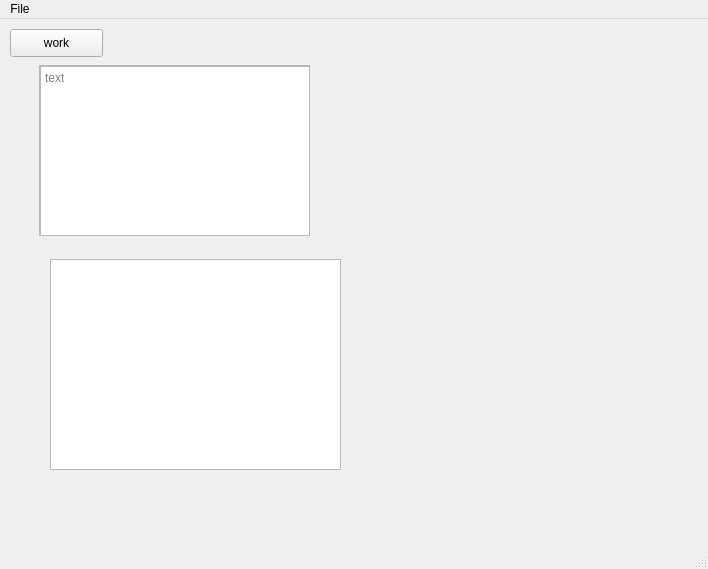
This is mainwindow.ui in 109spbu2sem/Project as Qt 5 draws it before an edit. The edited form follows.
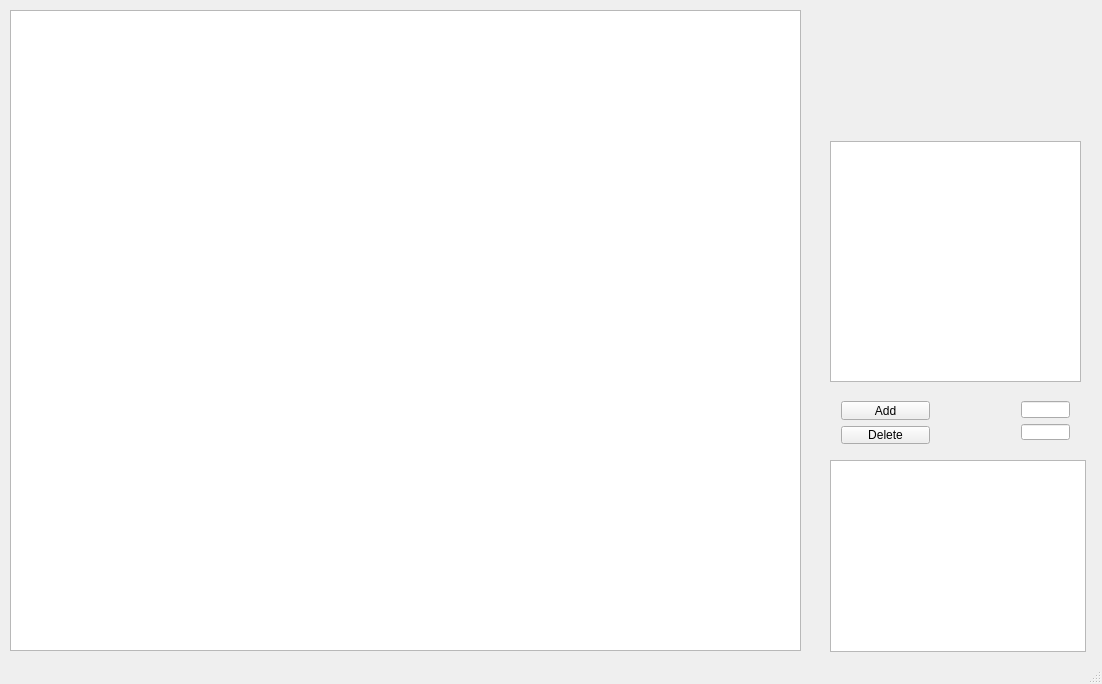
This is the edited form.

Commit message: create interface

```diff
--- a/mainwindow.ui
+++ b/mainwindow.ui
@@ -6,92 +6,129 @@
    <rect>
     <x>0</x>
     <y>0</y>
-    <width>708</width>
-    <height>569</height>
+    <width>1102</width>
+    <height>684</height>
    </rect>
   </property>
+  <property name="minimumSize">
+   <size>
+    <width>1102</width>
+    <height>684</height>
+   </size>
+  </property>
+  <property name="maximumSize">
+   <size>
+    <width>1102</width>
+    <height>684</height>
+   </size>
+  </property>
   <property name="windowTitle">
    <string>MainWindow</string>
   </property>
+  <property name="toolButtonStyle">
+   <enum>Qt::ToolButtonTextOnly</enum>
+  </property>
   <widget class="QWidget" name="centralWidget">
-   <widget class="QPushButton" name="pushButton">
+   <widget class="QTextBrowser" name="textBrowser">
     <property name="geometry">
      <rect>
       <x>10</x>
       <y>10</y>
-      <width>93</width>
-      <height>28</height>
+      <width>791</width>
+      <height>641</height>
      </rect>
     </property>
-    <property name="text">
-     <string>work</string>
+   </widget>
+   <widget class="QListView" name="objectsList">
+    <property name="geometry">
+     <rect>
+      <x>830</x>
+      <y>141</y>
+      <width>251</width>
+      <height>241</height>
+     </rect>
     </property>
    </widget>
-   <widget class="QScrollArea" name="scrollArea">
+   <widget class="QListView" name="propertiesList">
     <property name="geometry">
      <rect>
-      <x>39</x>
-      <y>46</y>
-      <width>271</width>
-      <height>171</height>
+      <x>830</x>
+      <y>460</y>
+      <width>256</width>
+      <height>192</height>
      </rect>
     </property>
-    <property name="widgetResizable">
-     <bool>true</bool>
+   </widget>
+   <widget class="QWidget" name="">
+    <property name="geometry">
+     <rect>
+      <x>830</x>
+      <y>390</y>
+      <width>111</width>
+      <height>65</height>
+     </rect>
     </property>
-    <widget class="QWidget" name="scrollAreaWidgetContents">
-     <property name="geometry">
-      <rect>
-       <x>0</x>
-       <y>0</y>
-       <width>269</width>
-       <height>169</height>
-      </rect>
-     </property>
-     <widget class="QTextEdit" name="textEdit">
-      <property name="geometry">
-       <rect>
-        <x>0</x>
-        <y>0</y>
-        <width>271</width>
-        <height>171</height>
-       </rect>
-      </property>
-      <property name="placeholderText">
-       <string>text</string>
-      </property>
-     </widget>
-    </widget>
+    <layout class="QVBoxLayout" name="verticalLayout_2">
+     <item>
+      <widget class="QPushButton" name="pushButton">
+       <property name="text">
+        <string>Add</string>
+       </property>
+      </widget>
+     </item>
+     <item>
+      <widget class="QPushButton" name="pushButton_2">
+       <property name="text">
+        <string>Delete</string>
+       </property>
+      </widget>
+     </item>
+    </layout>
    </widget>
-   <widget class="QTextBrowser" name="textBrowser">
+   <widget class="QWidget" name="">
     <property name="geometry">
      <rect>
-      <x>50</x>
-      <y>240</y>
-      <width>291</width>
-      <height>211</height>
+      <x>990</x>
+      <y>390</y>
+      <width>21</width>
+      <height>61</height>
      </rect>
     </property>
+    <layout class="QVBoxLayout" name="verticalLayout_3">
+     <item>
+      <widget class="QLabel" name="label">
+       <property name="text">
+        <string>X:</string>
+       </property>
+      </widget>
+     </item>
+     <item>
+      <widget class="QLabel" name="label_2">
+       <property name="text">
+        <string>Y:</string>
+       </property>
+      </widget>
+     </item>
+    </layout>
    </widget>
-  </widget>
-  <widget class="QMenuBar" name="menuBar">
-   <property name="geometry">
-    <rect>
-     <x>0</x>
-     <y>0</y>
-     <width>708</width>
-     <height>26</height>
-    </rect>
-   </property>
-   <widget class="QMenu" name="menuFile">
-    <property name="title">
-     <string>File</string>
+   <widget class="QWidget" name="">
+    <property name="geometry">
+     <rect>
+      <x>1010</x>
+      <y>390</y>
+      <width>71</width>
+      <height>61</height>
+     </rect>
     </property>
-    <addaction name="actionOpen"/>
-    <addaction name="separator"/>
-    <addaction name="actionExit"/>
+    <layout class="QVBoxLayout" name="verticalLayout">
+     <item>
+      <widget class="QLineEdit" name="lineEdit"/>
+     </item>
+     <item>
+      <widget class="QLineEdit" name="lineEdit_2"/>
+     </item>
+    </layout>
    </widget>
-   <addaction name="menuFile"/>
   </widget>
   <widget class="QStatusBar" name="statusBar"/>
   <action name="actionOpen">
```
Left out of the diff: 19 changed lines with no effect on the pictures. The commit also changes 4 other files.
